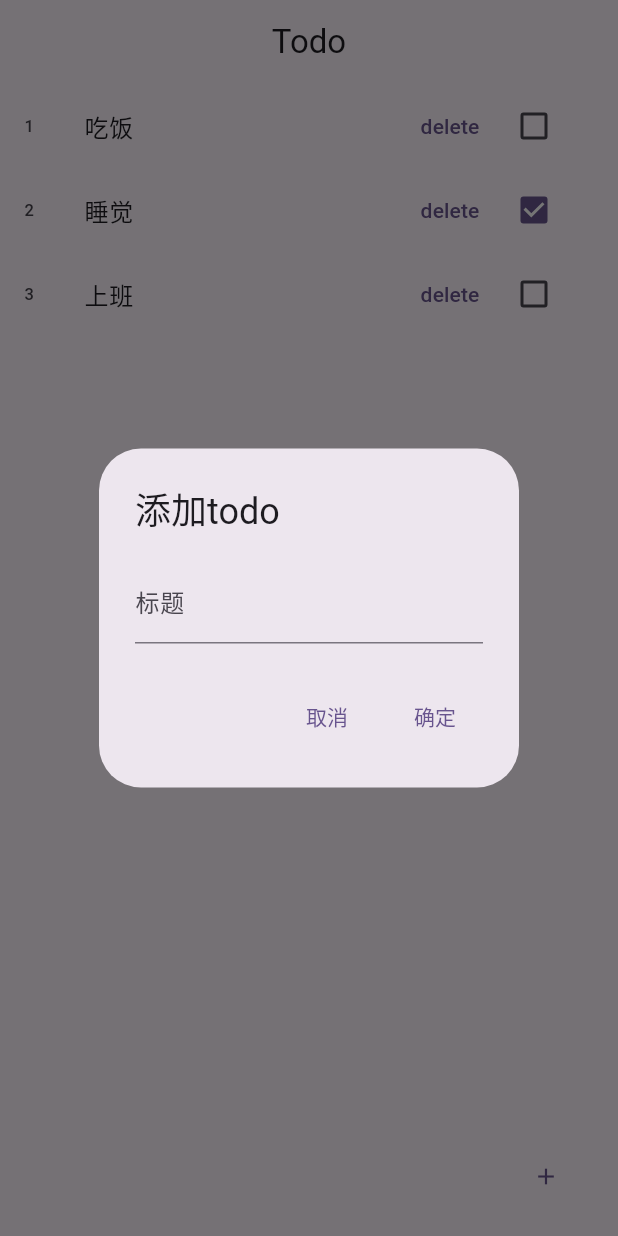
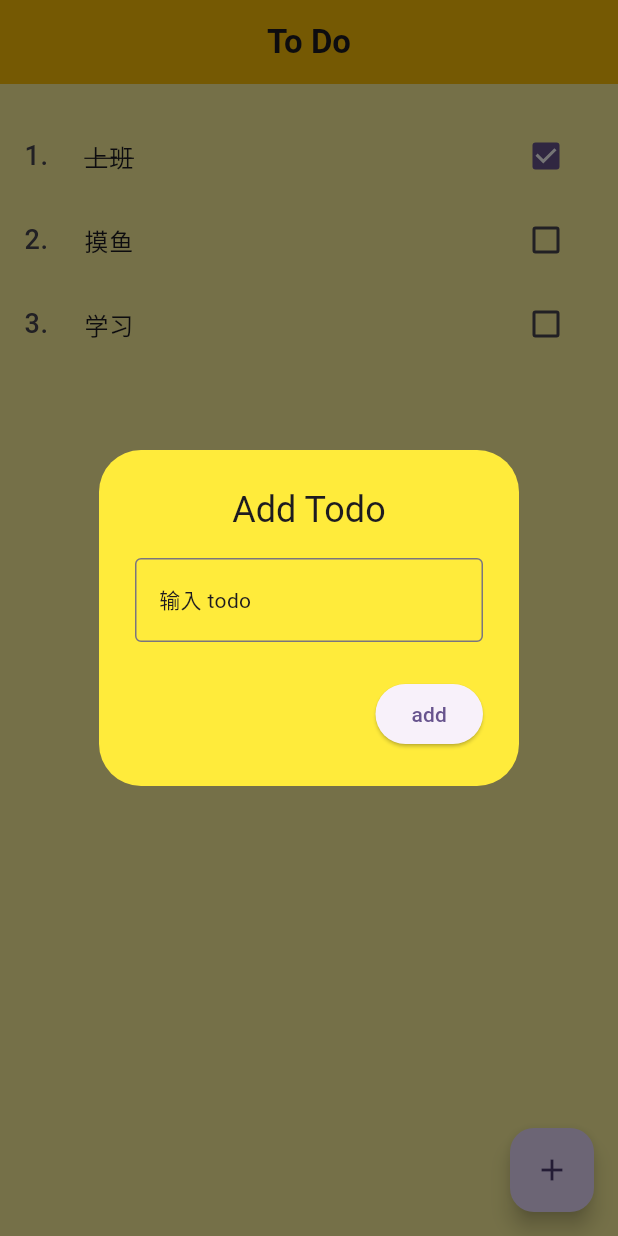
Before and after one commit to xczcdjx/flutterTest, a Flutter app: the screen it shows after launch, after a tap on the "add" icon, on a phone screen of 412 x 824 dp. Run offline on Flutter 3.47's test engine with Material 3 defaults, Android fonts, the light colour scheme and no system bars; drawn by our look-alikes of flutter_slidable.

Commit message:
common and todo new

```diff
--- a/lib/widgets/HomePage.dart
+++ b/lib/demo/toDo.dart
@@ -9,16 +9,16 @@ class ToDoCls {
   ToDoCls({required this.id, required this.tit, this.done = false});
 }
 
-class HomePage extends StatefulWidget {
+class TodoWidget extends StatefulWidget {
   final String title;
 
-  const HomePage({super.key, required this.title});
+  const TodoWidget({super.key, required this.title});
 
   @override
-  State<HomePage> createState() => _HomePage();
+  State<TodoWidget> createState() => _TodoWidget();
 }
 
-class _HomePage extends State<HomePage> {
+class _TodoWidget extends State<TodoWidget> {
   List<ToDoCls> todos = [
     ToDoCls(id: '1', tit: "吃饭"),
     ToDoCls(id: '2', tit: "睡觉", done: true),
@@ -69,6 +69,11 @@ class _HomePage extends State<HomePage> {
             children: [Text('Todo')],
             mainAxisAlignment: MainAxisAlignment.center,
           ),
+          actions: [
+            ElevatedButton(onPressed: (){
+              _addTodo();
+            }, child: Text("Add Task"))
+          ],
         ),
         floatingActionButton:
         TextButton(onPressed: _addTodo, child: Icon(Icons.add)),
--- a/lib/main.dart
+++ b/lib/main.dart
@@ -1,6 +1,8 @@
 import 'package:flutter/material.dart';
-import 'package:fluttertest/widgets/HomePage.dart';
-import 'package:fluttertest/widgets/TestPage.dart';
+import 'package:fluttertest/pages/FirstPage.dart';
+import 'package:fluttertest/pages/HomePage.dart';
+import 'package:fluttertest/pages/SecondPage.dart';
+import 'package:fluttertest/pages/TestPage.dart';
 
 void main() {
   runApp(const MyApp());
@@ -13,16 +15,18 @@ class MyApp extends StatelessWidget {
   @override
   Widget build(BuildContext context) {
     return MaterialApp(
-      title: 'Flutter Demo',
+      debugShowCheckedModeBanner: false, // 隐藏debug标志
+      title: 'Flutter Test',
       theme: ThemeData(
+        primaryColor: Colors.yellow,
         colorScheme: ColorScheme.fromSeed(seedColor: Colors.deepPurple),
         useMaterial3: true,
       ),
-      home:
-      const HomePage(title: 'flutter'),
+      home: const FirstPage(),
       routes: {
-        '/secondPage':(ctx)=>TestPage(),
-        '/homePage':(ctx)=>HomePage(title: 'flutter'),
+        '/homePage':(ctx)=>HomePage(),
+        '/testPage':(ctx)=>TestPage(),
+        '/secondPage':(ctx)=>SecondPage(),
       },
       // const TestPage()
     );
--- /dev/null
+++ b/lib/pages/FirstPage.dart
@@ -0,0 +1,156 @@
+import 'package:flutter/material.dart';
+import 'package:flutter_slidable/flutter_slidable.dart';
+import 'package:fluttertest/pages/HomePage.dart';
+
+class FirstPage extends StatefulWidget {
+  const FirstPage({super.key});
+
+  @override
+  State<FirstPage> createState() => _FirstPageState();
+}
+
+class TodoCls {
+  String id;
+  String label;
+  bool done = false;
+
+  TodoCls({required this.id, required this.label});
+
+  TodoCls.f(this.id, this.label, bool d) : done = d;
+
+  TodoCls copyWith({String? id, String? label, bool? done}) {
+    return TodoCls.f(id ?? this.id, label ?? this.label, done ?? this.done);
+  }
+}
+
+class _FirstPageState extends State<FirstPage> {
+  List<TodoCls> todos = [
+    TodoCls.f("1", "上班", true),
+    TodoCls(id: "2", label: "摸鱼"),
+    TodoCls(id: "3", label: "学习"),
+  ];
+
+  // textController
+  TextEditingController todoController = TextEditingController();
+
+  void greetMsgUser() {
+    setState(() {});
+  }
+
+  void _changeChecked(f, td) {
+    final newTodos = todos.map((it) {
+      if (it.id == td.id) return it.copyWith(done: f);
+      return it;
+    }).toList();
+    setState(() {
+      todos = newTodos;
+    });
+  }
+
+  void _addTodo() {
+    showDialog(
+        context: context,
+        builder: (context) {
+          return AlertDialog(
+            backgroundColor: Colors.yellow,
+            title: Center(
+              child: Text("Add Todo"),
+            ),
+            content: TextField(
+              controller: todoController,
+              decoration: InputDecoration(
+                  hint: Text("输入 todo"), border: OutlineInputBorder()),
+            ),
+            actions: [
+              ElevatedButton(
+                  onPressed: () {
+                    Navigator.pop(context);
+                    setState(() {
+                      final t = todoController.text;
+                      todos = [
+                        TodoCls(id: DateTime.timestamp().toString(), label: t),
+                        ...todos
+                      ];
+                      FocusScope.of(context).unfocus();
+                      todoController.clear();
+                    });
+                  },
+                  child: Text("add"))
+            ],
+          );
+        });
+  }
+
+  void _delTodo(String id) {
+    setState(() {
+      todos = todos.where((t) => t.id != id).toList();
+    });
+  }
+
+  @override
+  Widget build(BuildContext context) {
+    return Scaffold(
+      backgroundColor: Colors.yellow[200],
+      appBar: AppBar(
+        backgroundColor: Colors.amber,
+        elevation: 0,
+        title: Center(
+          child: Text(
+            "To Do",
+            style: TextStyle(fontWeight: FontWeight.bold),
+          ),
+        ),
+      ),
+      // drawer
+      body: Padding(
+        padding: const EdgeInsets.symmetric(vertical: 20),
+        child: todos.isNotEmpty
+            ? ListView.builder(
+                itemCount: todos.length,
+                itemBuilder: (context, i) {
+                  final todo = todos[i];
+                  return Slidable(
+                    endActionPane:
+                        ActionPane(motion: ScrollMotion(), children: [
+                      SlidableAction(
+                        onPressed: (f) {
+                          _delTodo(todo.id);
+                        },
+                        borderRadius: BorderRadius.circular(10),
+                        icon: Icons.delete,
+                        backgroundColor: Colors.red,
+                      )
+                    ]),
+                    child: ListTile(
+                      leading: Text(
+                        "${i + 1}.",
+                        style: TextStyle(fontSize: 18),
+                      ),
+                      trailing: Checkbox(
+                          value: todo.done,
+                          onChanged: (f) {
+                            _changeChecked(f, todo);
+                          }),
+                      title: Text(
+                        todo.label,
+                        style: TextStyle(
+                            decoration:
+                                todo.done ? TextDecoration.lineThrough : null),
+                      ),
+                    ),
+                  );
+                })
+            : Center(
+                child: Text(
+                  'No Todo',
+                  style: TextStyle(fontSize: 20),
+                ),
+              ),
+      ),
+      floatingActionButton: FloatingActionButton(
+        onPressed: _addTodo,
+        child: Icon(Icons.add),
+      ),
+    );
+  }
+}
--- a/pubspec.yaml
+++ b/pubspec.yaml
@@ -34,6 +34,8 @@ dependencies:
   # The following adds the Cupertino Icons font to your application.
   # Use with the CupertinoIcons class for iOS style icons.
   cupertino_icons: ^1.0.8
+  css_colors: ^1.1.7
+  flutter_slidable: ^4.0.1
 
 dev_dependencies:
   flutter_test:
```
Also changed, not shown: lib/pages/HomePage.dart (added, +28 -0 lines), lib/pages/SecondPage.dart (added, +19 -0 lines), lib/study/base/p1.dart (added, +44 -0 lines), lib/study/base/p2.dart (added, +36 -0 lines), lib/study/base/p3.dart (added, +87 -0 lines), lib/study/form/inputTest.dart (added, +60 -0 lines), lib/study/pages/FirstPage.dart (added, +90 -0 lines), lib/study/pages/HomePage.dart (added, +28 -0 lines), lib/study/pages/otherPage.dart (added, +27 -0 lines), lib/style/parseColor.dart (added, +55 -0 lines), lib/pages/TestPage.dart (renamed from lib/widgets/TestPage.dart), pubspec.lock. Lines whose indentation alone changed are shown as unchanged.
